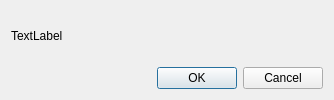
Old version of the form messagebox.ui in the repository elismemic/project.
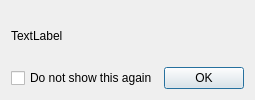
New version of the form. Icons and pictures are not drawn.

```diff
--- a/messagebox.ui
+++ b/messagebox.ui
@@ -6,7 +6,7 @@
    <rect>
     <x>0</x>
     <y>0</y>
-    <width>334</width>
+    <width>251</width>
     <height>100</height>
    </rect>
   </property>
@@ -14,13 +14,17 @@
    <string>Dialog</string>
   </property>
   <layout class="QGridLayout" name="gridLayout">
-   <item row="1" column="0">
-    <widget class="QDialogButtonBox" name="buttonBox">
-     <property name="orientation">
-      <enum>Qt::Horizontal</enum>
+   <item row="2" column="1">
+    <widget class="QPushButton" name="ok">
+     <property name="text">
+      <string>OK</string>
      </property>
-     <property name="standardButtons">
-      <set>QDialogButtonBox::Cancel|QDialogButtonBox::Ok</set>
+    </widget>
+   </item>
+   <item row="2" column="0">
+    <widget class="QCheckBox" name="checkBox">
+     <property name="text">
+      <string>Do not show this again</string>
      </property>
     </widget>
    </item>
```
Left out of the diff: 39 changed lines with no effect on the pictures.
